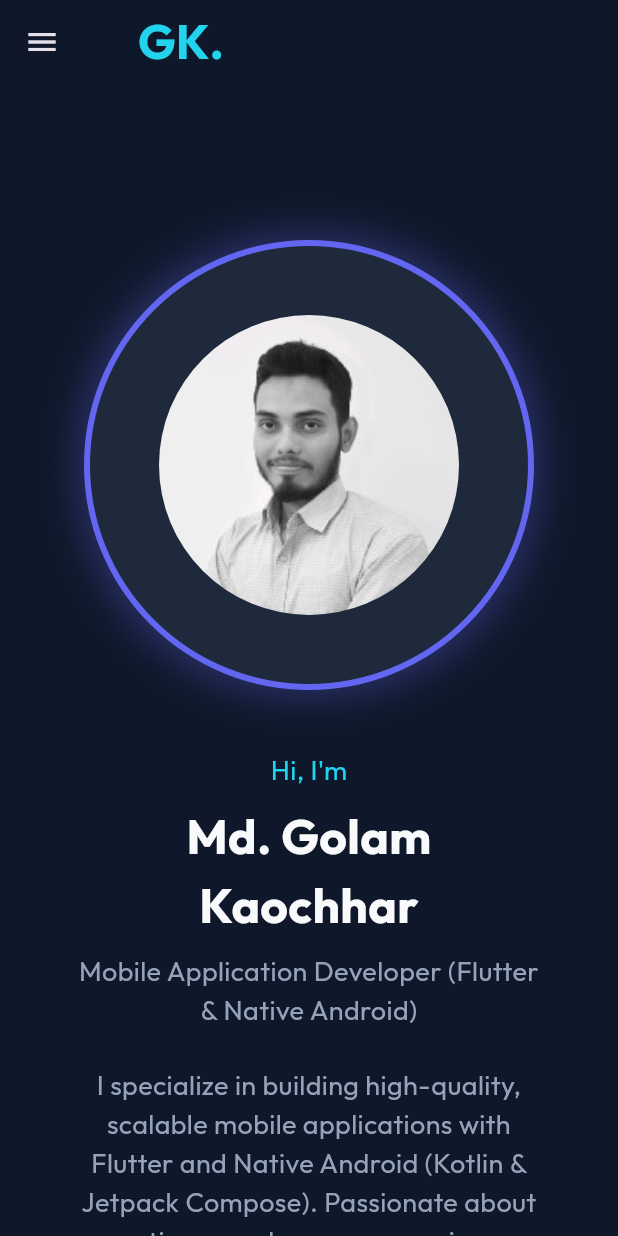
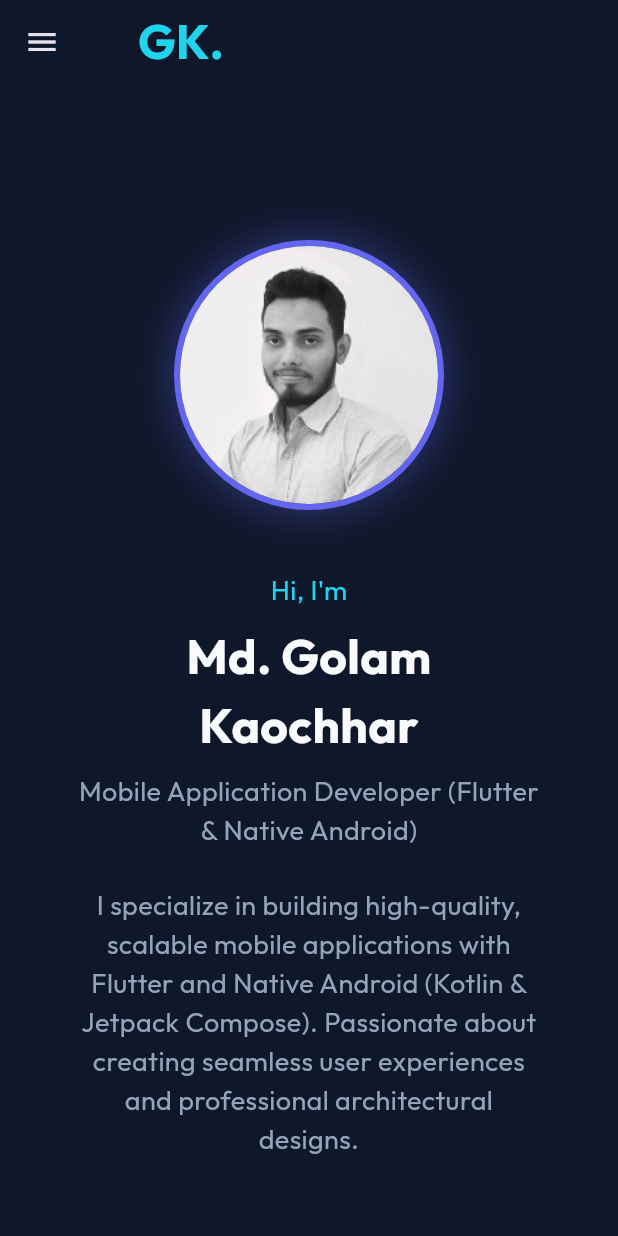
Before and after one commit to kausar100/gk_portfolio, a Flutter app: the screen it shows after launch, on a phone screen of 412 x 824 dp. Run offline on Flutter 3.47's test engine with Material 3 defaults, Android fonts, the light colour scheme and no system bars; our stand-ins replace google_fonts.

Commit message:
Fix: ProjectCard overlapping issue and refine HeroSection responsive design

```diff
--- a/lib/main.dart
+++ b/lib/main.dart
@@ -156,7 +156,7 @@ class _PortfolioPageState extends State<PortfolioPage> {
     return Container(
       key: _projectsKey,
       padding: EdgeInsets.symmetric(
-        horizontal: ResponsiveWidget.isMobile(context) ? 20 : 50,
+        horizontal: ResponsiveWidget.isDesktop(context) ? 50 : 20,
         vertical: 80,
       ),
       child: Column(
@@ -176,19 +176,17 @@ class _PortfolioPageState extends State<PortfolioPage> {
                   itemBuilder: (context, index) => ProjectCard(project: myProjects[index]),
                 );
               }
-              return GridView.builder(
-                shrinkWrap: true,
-                physics: const NeverScrollableScrollPhysics(),
-                gridDelegate: SliverGridDelegateWithFixedCrossAxisCount(
-                  crossAxisCount: crossAxisCount,
-                  crossAxisSpacing: 24,
-                  mainAxisSpacing: 24,
-                  childAspectRatio: 1.1,
-                ),
-                itemCount: myProjects.length,
-                itemBuilder: (context, index) {
-                  return ProjectCard(project: myProjects[index]);
-                },
+
+              double spacing = 24;
+              double itemWidth = (constraints.maxWidth - (crossAxisCount - 1) * spacing) / crossAxisCount;
+
+              return Wrap(
+                spacing: spacing,
+                runSpacing: spacing,
+                children: myProjects.map((project) => SizedBox(
+                  width: itemWidth,
+                  child: ProjectCard(project: project),
+                )).toList(),
               );
             },
           ),
--- a/lib/widgets/hero_section.dart
+++ b/lib/widgets/hero_section.dart
@@ -64,8 +64,8 @@ class HeroSection extends StatelessWidget {
 
   Widget _buildProfilePlaceholder() {
     return Container(
-      width: 300,
-      height: 300,
+      width: 180,
+      height: 180,
       decoration: BoxDecoration(
         color: AppConstants.kCardColor,
         borderRadius: BorderRadius.circular(150),
@@ -78,7 +78,7 @@ class HeroSection extends StatelessWidget {
           ),
         ],
       ),
-      child: Center(
+      child: CircleAvatar(
         child: ClipRRect(
           borderRadius: BorderRadius.circular(150),
           child: Image.asset(
--- a/lib/widgets/project_card.dart
+++ b/lib/widgets/project_card.dart
@@ -60,8 +60,7 @@ class _ProjectCardState extends State<ProjectCard> {
                   .map((tech) => _buildTechChip(tech))
                   .toList(),
             ),
-            if (!ResponsiveWidget.isMobile(context)) const Spacer(),
-            if (ResponsiveWidget.isMobile(context)) const SizedBox(height: 20),
+            const SizedBox(height: 20),
             if (widget.project.url != null)
               TextButton(
                 onPressed: () async {
```
